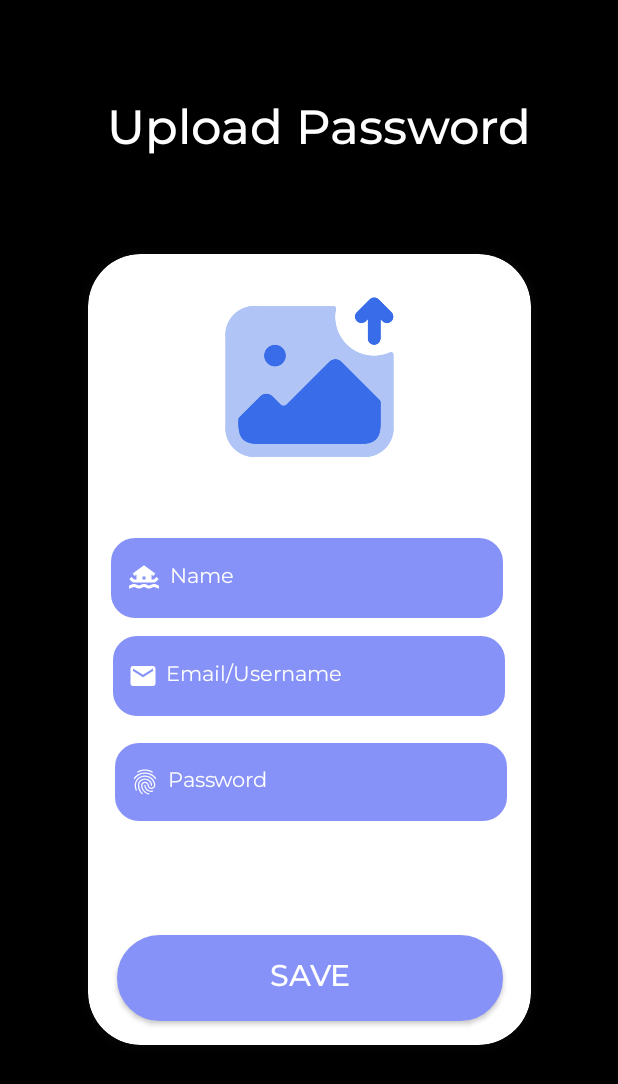
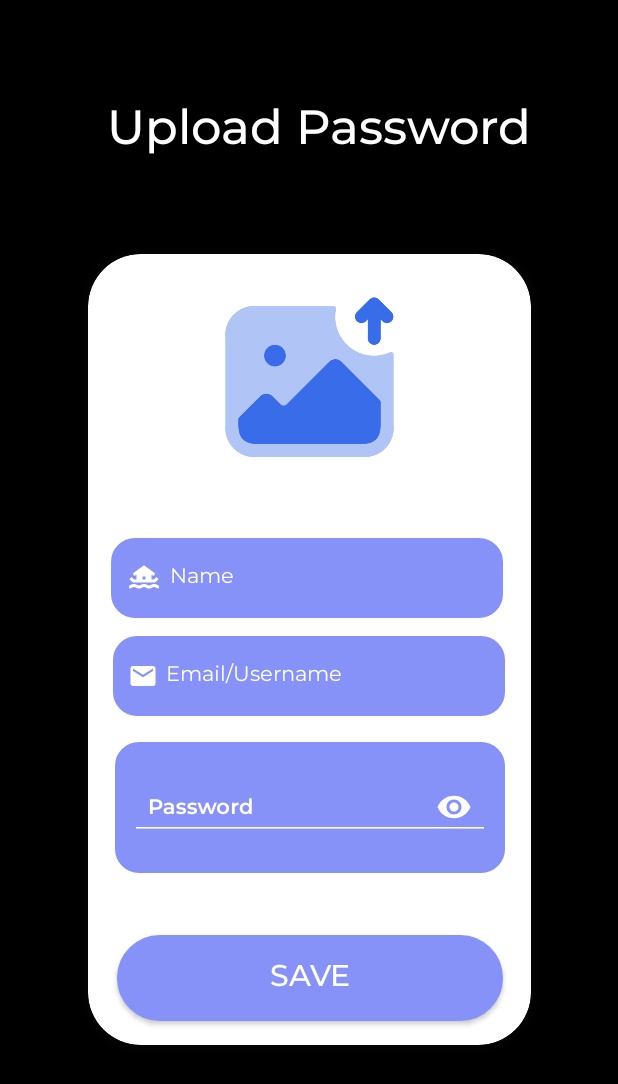
Before and after one commit to vaibhavsr313/Secure-Vault, an Android app: the UploadPass screen opened directly, with no data from a screen before it, on a phone screen of 412 x 824 dp. Shown: the top 1084 px of the screen. Run offline under Robolectric (Android 15) with nearby library versions, the phone set to English and light mode, and no system bars; our stand-ins replace Firebase (no records; nobody signed in at launch, a user with empty details on screens opened directly).

Commit message:
Upload Password Commit

```diff
--- a/app/src/main/res/layout/activity_upload_pass.xml
+++ b/app/src/main/res/layout/activity_upload_pass.xml
@@ -76,27 +76,35 @@
                 app:layout_constraintTop_toTopOf="parent"
                 app:layout_constraintVertical_bias="0.966" />
 
-            <EditText
-                android:id="@+id/pass"
-                android:layout_width="261dp"
-                android:layout_height="52dp"
+            <com.google.android.material.textfield.TextInputLayout
+                android:layout_width="260dp"
+                android:layout_height="87dp"
                 android:background="@drawable/text_lavender"
-                android:drawableStart="@drawable/baseline_fingerprint_24"
-                android:drawablePadding="5dp"
-                android:ems="10"
-                android:fontFamily="@font/montserrat"
-                android:hint="Password"
-                android:inputType="textPassword"
-                android:longClickable="false"
-                android:textColor="#FDFDFD"
-                android:textColorHint="#FDFDFD"
-                android:textSize="14sp"
+                android:textColorHint="@color/white"
                 app:layout_constraintBottom_toBottomOf="parent"
                 app:layout_constraintEnd_toEndOf="parent"
-                app:layout_constraintHorizontal_bias="0.529"
                 app:layout_constraintStart_toStartOf="parent"
                 app:layout_constraintTop_toTopOf="parent"
-                app:layout_constraintVertical_bias="0.686" />
+                app:layout_constraintVertical_bias="0.74"
+                app:passwordToggleEnabled="true"
+                app:passwordToggleTint="#fff">
+
+                <com.google.android.material.textfield.TextInputEditText
+                    android:id="@+id/pass"
+                    android:layout_width="match_parent"
+                    android:layout_height="wrap_content"
+                    android:layout_marginBottom="12dp"
+                    android:backgroundTint="#fff"
+                    android:drawableLeft="@drawable/baseline_fingerprint_24"
+                    android:drawablePadding="5dp"
+                    android:fontFamily="@font/montserrat_semibold"
+                    android:hint="Password"
+                    android:inputType="textPassword"
+                    android:padding="12dp"
+                    android:textColorHint="@color/white"
+                    android:textColor="@color/white"
+                    android:textSize="14sp"/>
+            </com.google.android.material.textfield.TextInputLayout>
 
             <EditText
                 android:id="@+id/email"
```
